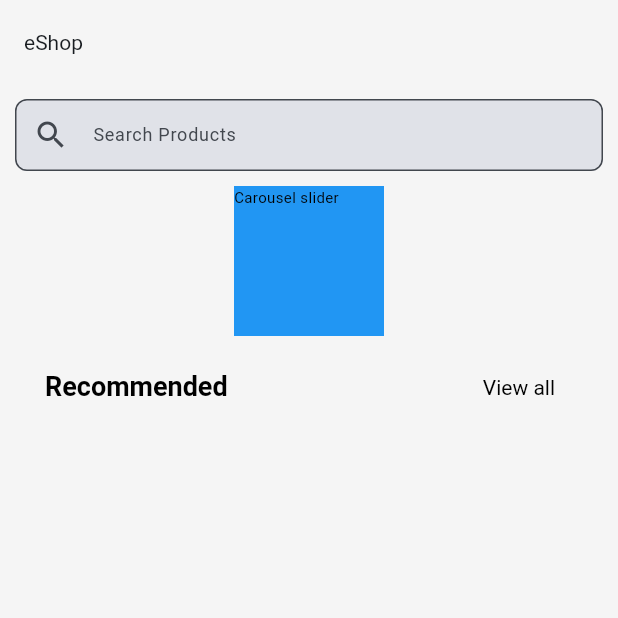
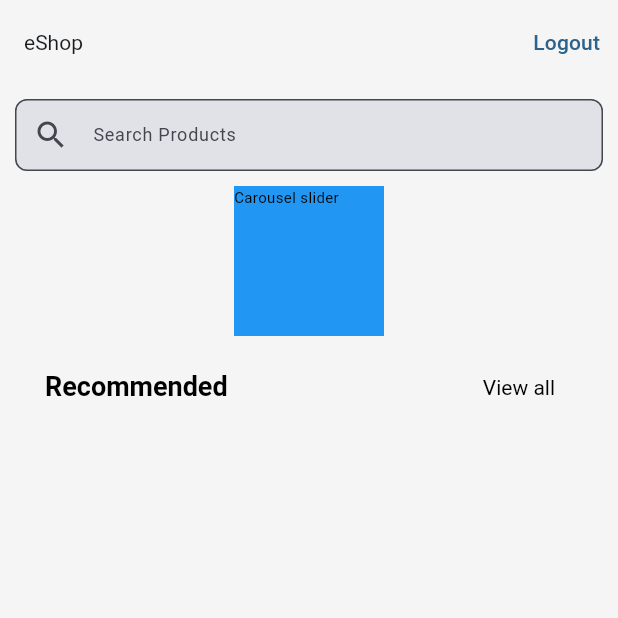
Before and after one commit to ngocnam11/e_shop, a Flutter app: the screen it shows after launch, on a phone screen of 412 x 824 dp, the top half of it. Run offline on Flutter 3.47's test engine with Material 2 defaults, Android fonts, the phone set to English and light mode, and no system bars; our stand-ins replace flutter_svg.

Commit message:
temporary logout button (will remove later)

```diff
--- a/lib/screens/home_screen.dart
+++ b/lib/screens/home_screen.dart
@@ -1,3 +1,4 @@
+import 'package:e_shop/router/router.dart';
 import 'package:flutter/material.dart';
 
 import '../widgets/section_title.dart';
@@ -19,6 +20,12 @@ class _HomeScreenState extends State<HomeScreen> {
     return Scaffold(
       appBar: AppBar(
         title: const Text('eShop'),
+        actions: [
+          TextButton(
+            onPressed: () => Navigator.of(context).pushNamed(AppRouter.login),
+            child: Text('Logout'),
+          ),
+        ],
       ),
       body: Padding(
         padding: const EdgeInsets.all(10),
```
